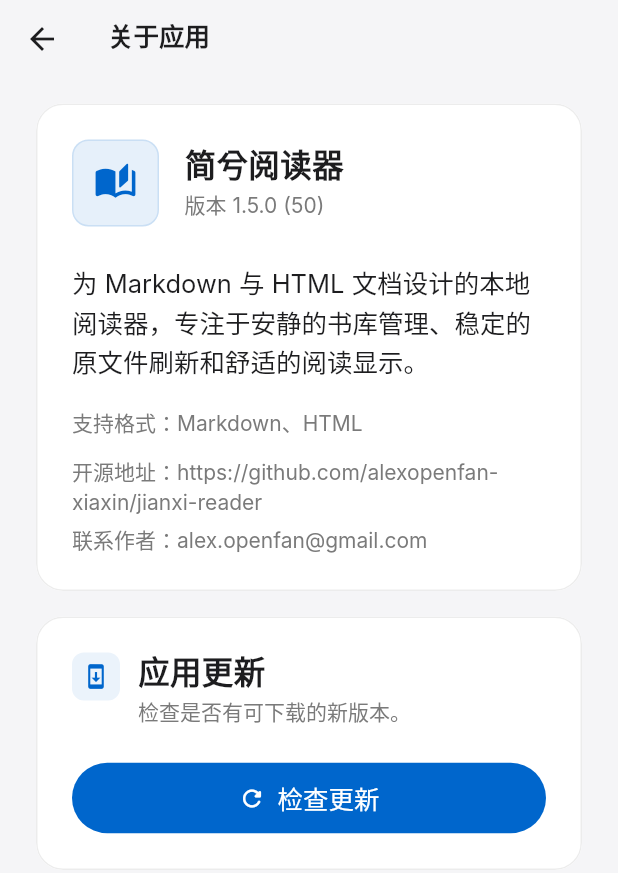
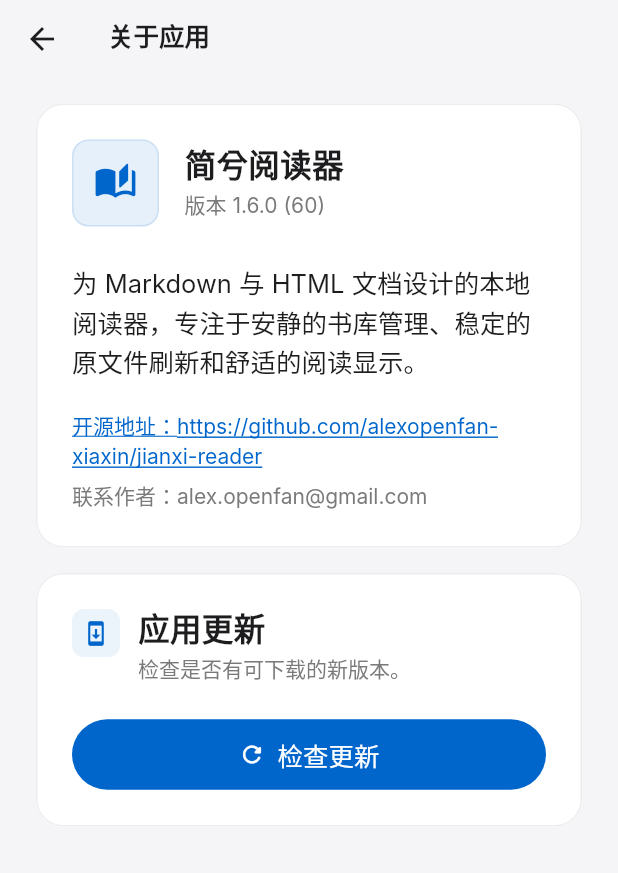
Before and after one commit to alexopenfan-xiaxin/jianxi-reader, a Flutter app: the screen it shows after launch, after a tap on "设置", after a tap on "关于应用", on a phone screen of 412 x 824 dp. Shown: the top 873 px of the screen. Run offline on Flutter 3.47's test engine with Material 3 defaults, Android fonts, the phone set to English and light mode, and no system bars; our stand-ins replace file_picker, flutter_svg, package_info_plus, shared_preferences, webview_flutter; missing offline and left inert: flutter_smooth_markdown, syntax_highlight; network calls fail; Roboto replaces fonts that are missing (Inter).

Commit message:
feat: refine floating navigation for v1.6.0
贡献者: alexopenfan-xiaxin

```diff
--- a/lib/features/settings/settings_page.dart
+++ b/lib/features/settings/settings_page.dart
@@ -5,6 +5,7 @@ import 'package:flutter/services.dart';
 import 'package:package_info_plus/package_info_plus.dart';
 import 'package:path_provider/path_provider.dart';
 import 'package:provider/provider.dart';
+import 'package:url_launcher/url_launcher.dart';
 
 import '../../core/app_settings_controller.dart';
 import '../../core/design_tokens.dart';
@@ -499,7 +500,7 @@ class _AboutEntryText extends StatelessWidget {
         Text('关于应用', style: Theme.of(context).textTheme.titleMedium),
         const SizedBox(height: AppSpacing.xxs),
         Text(
-          '应用信息、支持格式和版本更新',
+          '应用信息、版本更新与联系信息',
           style: Theme.of(context).textTheme.bodyMedium?.copyWith(
                 color: palette.muted,
                 letterSpacing: 0,
@@ -519,7 +520,10 @@ class AboutPage extends StatefulWidget {
 
 class _AboutPageState extends State<AboutPage> {
   static const _channel = MethodChannel('com.jianxi.reader/apk_install');
-  static const _updateUrl = 'https://alexxia.5imh.xyz/update/?request&local=50';
+  static const _updateUrl = 'https://alexxia.5imh.xyz/update/?request&local=60';
+  static final _repositoryUrl = Uri.parse(
+    'https://github.com/alexopenfan-xiaxin/jianxi-reader',
+  );
 
   bool _isChecking = false;
   PackageInfo? _packageInfo;
@@ -690,6 +694,18 @@ class _AboutPageState extends State<AboutPage> {
     await _channel.invokeMethod('installApk', {'path': filePath});
   }
 
+  Future<void> _openRepository() async {
+    final launched = await launchUrl(
+      _repositoryUrl,
+      mode: LaunchMode.externalApplication,
+    );
+    if (!launched && mounted) {
+      ScaffoldMessenger.of(context).showSnackBar(
+        const SnackBar(content: Text('无法打开开源地址')),
+      );
+    }
+  }
+
   @override
   Widget build(BuildContext context) {
     final palette = context.palette;
@@ -766,20 +782,21 @@ class _AboutPageState extends State<AboutPage> {
                         ),
                   ),
                   const SizedBox(height: AppSpacing.md),
-                  Text(
-                    '支持格式：Markdown、HTML',
-                    style: Theme.of(context).textTheme.bodyMedium?.copyWith(
-                          color: palette.muted,
-                          letterSpacing: 0,
-                        ),
-                  ),
-                  const SizedBox(height: AppSpacing.sm),
-                  Text(
-                    '开源地址：https://github.com/alexopenfan-xiaxin/jianxi-reader',
-                    style: Theme.of(context).textTheme.bodyMedium?.copyWith(
-                          color: palette.muted,
-                          letterSpacing: 0,
-                        ),
+                  InkWell(
+                    onTap: _openRepository,
+                    borderRadius: BorderRadius.circular(AppRadii.sm),
+                    child: Padding(
+                      padding: const EdgeInsets.symmetric(vertical: 2),
+                      child: Text(
+                        '开源地址：https://github.com/alexopenfan-xiaxin/jianxi-reader',
+                        style: Theme.of(context).textTheme.bodyMedium?.copyWith(
+                              color: AppColors.primary,
+                              letterSpacing: 0,
+                              decoration: TextDecoration.underline,
+                              decorationColor: AppColors.primary,
+                            ),
+                      ),
+                    ),
                   ),
                   const SizedBox(height: AppSpacing.xxs),
                   Text(
--- a/lib/features/shell/app_shell.dart
+++ b/lib/features/shell/app_shell.dart
@@ -60,14 +60,20 @@ class _FloatingBottomNav extends StatefulWidget {
 }
 
 class _FloatingBottomNavState extends State<_FloatingBottomNav> {
-  static const _itemWidth = 100.0;
+  static const _itemWidth = 104.0;
   static const _itemHeight = 52.0;
-  static const _gap = 8.0;
+  static const _outerPadding = 4.0;
+  static const _navWidth = _itemWidth * 2 + _outerPadding * 2;
+  static const _dragThreshold = _itemWidth * 0.35;
 
   double _dragOffset = 0;
+  bool _isDragging = false;
 
   @override
   Widget build(BuildContext context) {
+    final selectedLeft = _outerPadding +
+        widget.currentIndex * _itemWidth +
+        _dragOffset.clamp(-_itemWidth, _itemWidth).toDouble();
     return SafeArea(
       minimum: const EdgeInsets.fromLTRB(
         AppSpacing.lg,
@@ -81,21 +87,22 @@ class _FloatingBottomNavState extends State<_FloatingBottomNav> {
         child: GestureDetector(
           onHorizontalDragUpdate: (details) {
             setState(() {
-              _dragOffset = (_dragOffset + details.delta.dx).clamp(
-                -_itemWidth - _gap,
-                _itemWidth + _gap,
-              );
+              _isDragging = true;
+              final nextOffset = _dragOffset + details.delta.dx;
+              _dragOffset = widget.currentIndex == 0
+                  ? nextOffset.clamp(0, _itemWidth).toDouble()
+                  : nextOffset.clamp(-_itemWidth, 0).toDouble();
             });
           },
           onHorizontalDragEnd: (details) {
             final shouldMoveRight =
                 widget.currentIndex == 0 &&
-                    (_dragOffset > 38 ||
+                    (_dragOffset > _dragThreshold ||
                         details.primaryVelocity != null &&
                             details.primaryVelocity! > 280);
             final shouldMoveLeft =
                 widget.currentIndex == 1 &&
-                    (_dragOffset < -38 ||
+                    (_dragOffset < -_dragThreshold ||
                         details.primaryVelocity != null &&
                             details.primaryVelocity! < -280);
             if (shouldMoveRight) {
@@ -103,26 +110,38 @@ class _FloatingBottomNavState extends State<_FloatingBottomNav> {
             } else if (shouldMoveLeft) {
               widget.onChanged(0);
             }
-            setState(() => _dragOffset = 0);
+            setState(() {
+              _dragOffset = 0;
+              _isDragging = false;
+            });
           },
-          onHorizontalDragCancel: () => setState(() => _dragOffset = 0),
+          onHorizontalDragCancel: () {
+            setState(() {
+              _dragOffset = 0;
+              _isDragging = false;
+            });
+          },
           child: SizedBox(
-            width: _itemWidth * 2 + _gap,
+            width: _navWidth,
             height: _itemHeight,
             child: Stack(
-              clipBehavior: Clip.none,
               children: [
+                const Positioned.fill(child: _NavGlassBase()),
                 AnimatedPositioned(
-                  duration: const Duration(milliseconds: 220),
+                  duration: _isDragging
+                      ? Duration.zero
+                      : const Duration(milliseconds: 220),
                   curve: Curves.easeOutCubic,
-                  left: (widget.currentIndex == 0 ? 0 : _itemWidth + _gap) +
-                      _dragOffset,
-                  top: 0,
+                  left: selectedLeft,
+                  top: _outerPadding,
                   width: _itemWidth,
-                  height: _itemHeight,
+                  height: _itemHeight - _outerPadding * 2,
                   child: const _SelectedNavCapsule(),
                 ),
-                Row(
+                Positioned.fill(
+                  child: Padding(
+                    padding: const EdgeInsets.all(_outerPadding),
+                    child: Row(
                       mainAxisSize: MainAxisSize.min,
                       children: [
                         _FloatingNavItem(
@@ -131,24 +150,67 @@ class _FloatingBottomNavState extends State<_FloatingBottomNav> {
                           selectedIcon: Icons.home_rounded,
                           label: '首页',
                           onTap: () {
-                        setState(() => _dragOffset = 0);
+                            setState(() {
+                              _dragOffset = 0;
+                              _isDragging = false;
+                            });
                             widget.onChanged(0);
                           },
                         ),
-                    const SizedBox(width: _gap),
                         _FloatingNavItem(
                           selected: widget.currentIndex == 1,
                           icon: Icons.settings_outlined,
                           selectedIcon: Icons.settings_rounded,
                           label: '设置',
                           onTap: () {
-                        setState(() => _dragOffset = 0);
+                            setState(() {
+                              _dragOffset = 0;
+                              _isDragging = false;
+                            });
                             widget.onChanged(1);
                           },
                         ),
                       ],
                     ),
+                  ),
+                ),
               ],
+            ),
+          ),
+        ),
+      ),
+    );
+  }
+}
+
+class _NavGlassBase extends StatelessWidget {
+  const _NavGlassBase();
+
+  @override
+  Widget build(BuildContext context) {
+    final palette = context.palette;
+    return DecoratedBox(
+      decoration: BoxDecoration(
+        borderRadius: BorderRadius.circular(AppRadii.pill),
+        boxShadow: [
+          BoxShadow(
+            color: Colors.black.withValues(alpha: 0.10),
+            blurRadius: 22,
+            offset: const Offset(0, 10),
+          ),
+        ],
+      ),
+      child: ClipRRect(
+        borderRadius: BorderRadius.circular(AppRadii.pill),
+        child: BackdropFilter(
+          filter: ImageFilter.blur(sigmaX: 18, sigmaY: 18),
+          child: DecoratedBox(
+            decoration: BoxDecoration(
+              color: palette.card.withValues(alpha: 0.72),
+              borderRadius: BorderRadius.circular(AppRadii.pill),
+              border: Border.all(
+                color: palette.hairline.withValues(alpha: 0.38),
+              ),
             ),
           ),
         ),
@@ -215,10 +277,6 @@ class _FloatingNavItem extends StatelessWidget {
       selected: selected,
       button: true,
       label: label,
-      child: ClipRRect(
-        borderRadius: BorderRadius.circular(AppRadii.pill),
-        child: BackdropFilter(
-          filter: ImageFilter.blur(sigmaX: 18, sigmaY: 18),
       child: Material(
         color: Colors.transparent,
         borderRadius: BorderRadius.circular(AppRadii.pill),
@@ -226,19 +284,10 @@ class _FloatingNavItem extends StatelessWidget {
           onTap: onTap,
           borderRadius: BorderRadius.circular(AppRadii.pill),
           splashFactory: NoSplash.splashFactory,
-              child: AnimatedContainer(
-                duration: const Duration(milliseconds: 180),
-                curve: Curves.easeOutCubic,
-                height: _FloatingBottomNavState._itemHeight,
+          child: SizedBox(
+            height: _FloatingBottomNavState._itemHeight -
+                _FloatingBottomNavState._outerPadding * 2,
             width: _FloatingBottomNavState._itemWidth,
-                alignment: Alignment.center,
-                decoration: BoxDecoration(
-                  color: palette.card.withValues(alpha: selected ? 0.18 : 0.58),
-                  borderRadius: BorderRadius.circular(AppRadii.pill),
-                  border: Border.all(
-                    color: palette.hairline.withValues(alpha: 0.32),
-                  ),
-                ),
             child: Row(
               mainAxisAlignment: MainAxisAlignment.center,
               children: [
@@ -262,8 +311,6 @@ class _FloatingNavItem extends StatelessWidget {
           ),
         ),
       ),
-        ),
-      ),
     );
   }
 }
--- a/pubspec.yaml
+++ b/pubspec.yaml
@@ -2,7 +2,7 @@ name: jianxi_reader
 description: "A quiet mobile reader for Markdown and HTML documents."
 publish_to: 'none'
 
-version: 1.5.0+50
+version: 1.6.0+60
 
 environment:
   sdk: ^3.8.0
```
Also changed, not shown: 2 other files. Lines whose indentation alone changed are shown as unchanged.
